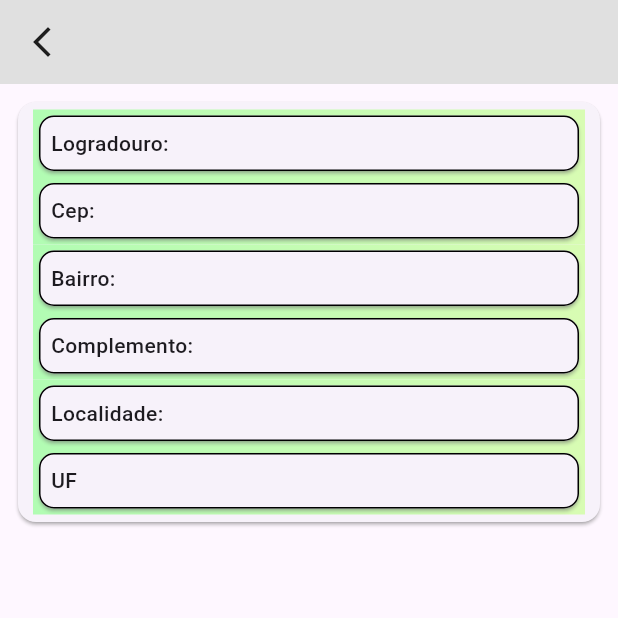
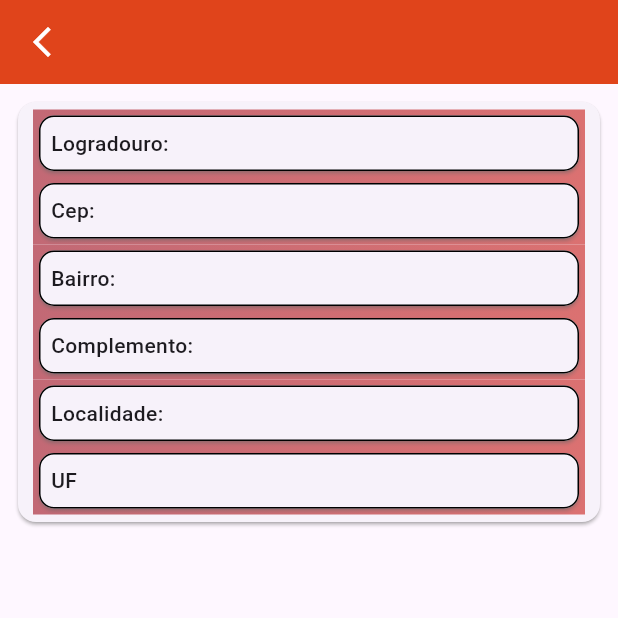
Before and after one commit to AdrielCosta420/cep_app, a Flutter app: the InformationsAdressPage screen opened directly with empty values, on a phone screen of 412 x 824 dp, the top half of it. Run offline on Flutter 3.47's test engine with Material 2 defaults, Android fonts, the phone set to English and light mode, and no system bars; our stand-ins replace dio, dropdown_search, flutter_mobx, google_fonts, logger, mobx; generated files the repository leaves out were written again.

Commit message:
projeto finalizado

```diff
--- a/lib/pages/informations_adress_page.dart
+++ b/lib/pages/informations_adress_page.dart
@@ -14,9 +14,9 @@ class InformationsAdressPage extends StatelessWidget {
   Widget build(BuildContext context) {
     return Scaffold(
       appBar: AppBar(
-        backgroundColor: Colors.grey.shade300,
+        backgroundColor: Color(0xFFE0441B),
         title: Text(enderecoModel.logradouro,
-            style: GoogleFonts.adamina(color: Colors.black, fontSize: 25)),
+            style: GoogleFonts.adamina(color: Colors.white, fontSize: 25)),
         centerTitle: true,
         leading: IconButton(
           onPressed: () =>
@@ -25,8 +25,9 @@ class InformationsAdressPage extends StatelessWidget {
           )),
           icon: const Icon(
             Icons.arrow_back_ios_new_outlined,
-              color: Colors.black87,
-            )),
+            color: Colors.white,
+          ),
+        ),
       ),
       body: SingleChildScrollView(
         child: Padding(
--- a/lib/widgets/cidade_custom_widget.dart
+++ b/lib/widgets/cidade_custom_widget.dart
@@ -29,7 +29,7 @@ class CidadeCustomWidget extends StatelessWidget {
             if (store.cep != null) {
               return null;
             }
-            return value == null ? "Campo Obrigatoriuuu" : null;
+            return value == null ? "Campo Obrigatório" : null;
           },
           filterFn: (item, filter) =>
               item.nome?.toUpperCase().contains(filter.toUpperCase()) ?? false,
--- a/lib/widgets/row_card_custom_widget.dart
+++ b/lib/widgets/row_card_custom_widget.dart
@@ -19,8 +19,8 @@ class RowCardCustomWidget extends StatelessWidget {
           begin: Alignment.centerRight,
           end: Alignment.bottomLeft,
           colors: [
-            Color(0xFFd8fcb3),
-            Color(0xFFb1fcb3),
+            Color.fromARGB(255, 219, 113, 113),
+            Color.fromARGB(255, 194, 105, 117),
           ],
         ),
       ),
```
Lines whose indentation alone changed are shown as unchanged.
